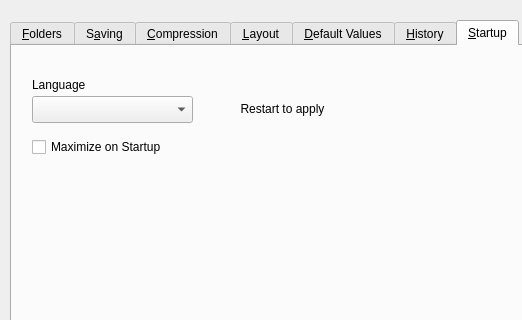
This is src/dialogs/prefsdialog.ui in PhotoFlare/photoflare as Qt 5 draws it before an edit; both pictures show x 0 to 522 and y 0 to 320 of the 925 by 490 pixel window. The edited form follows.
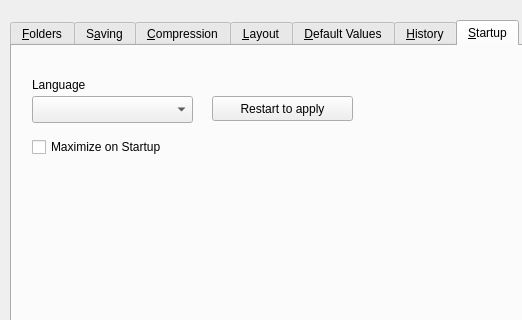
This is the edited form. The open tabs and pages were chosen to show the change.

Commit message: Show restart button if language combo changed

```diff
--- a/src/dialogs/prefsdialog.ui
+++ b/src/dialogs/prefsdialog.ui
@@ -468,7 +468,7 @@
       <string>Restart to apply</string>
      </property>
      <property name="flat">
-      <bool>true</bool>
+      <bool>false</bool>
      </property>
     </widget>
    </widget>
```
The commit also changes 2 other files.
